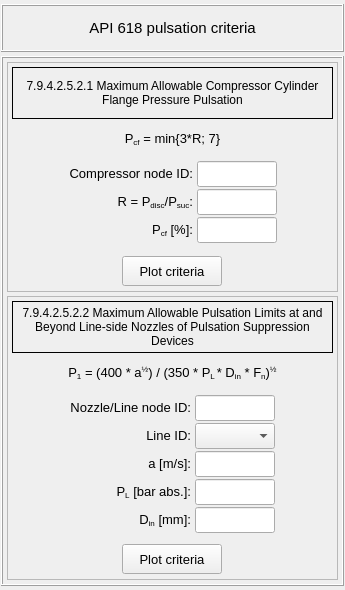
Old version of the form pulse/interface/data/ui_files/criterias/pulsation_criteria_widget.ui in the repository open-pulse/OpenPulse.
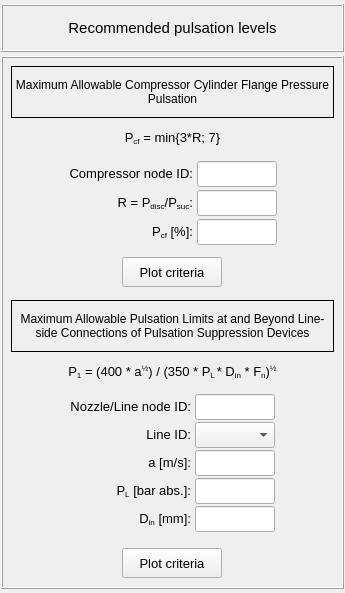
New version of the form.

Commit message: Adjustments on recommended pulsation levels widget

```diff
--- a/pulse/interface/data/ui_files/criterias/pulsation_criteria_widget.ui
+++ b/pulse/interface/data/ui_files/criterias/pulsation_criteria_widget.ui
@@ -7,7 +7,7 @@
     <x>0</x>
     <y>0</y>
     <width>345</width>
-    <height>590</height>
+    <height>593</height>
    </rect>
   </property>
   <property name="windowTitle">
@@ -61,7 +61,7 @@
          </font>
         </property>
         <property name="text">
-         <string>API 618 pulsation criteria</string>
+         <string>Recommended pulsation levels</string>
         </property>
         <property name="alignment">
          <set>Qt::AlignCenter</set>
@@ -98,7 +98,7 @@
       <item row="1" column="0">
        <widget class="QFrame" name="frame_14">
         <property name="frameShape">
-         <enum>QFrame::StyledPanel</enum>
+         <enum>QFrame::NoFrame</enum>
         </property>
         <property name="frameShadow">
          <enum>QFrame::Raised</enum>
@@ -443,6 +443,12 @@
          </item>
          <item row="3" column="0">
           <widget class="QFrame" name="frame_21">
+           <property name="minimumSize">
+            <size>
+             <width>0</width>
+             <height>40</height>
+            </size>
+           </property>
            <property name="maximumSize">
             <size>
              <width>16777215</width>
@@ -533,7 +539,7 @@
             <enum>QFrame::Box</enum>
            </property>
            <property name="text">
-            <string>7.9.4.2.5.2.2 Maximum Allowable Pulsation Limits at and Beyond Line-side Nozzles of Pulsation Suppression Devices</string>
+            <string>Maximum Allowable Pulsation Limits at and Beyond Line-side Connections of Pulsation Suppression Devices</string>
            </property>
            <property name="alignment">
             <set>Qt::AlignCenter</set>
@@ -558,7 +564,7 @@
          </size>
         </property>
         <property name="frameShape">
-         <enum>QFrame::StyledPanel</enum>
+         <enum>QFrame::NoFrame</enum>
         </property>
         <property name="frameShadow">
          <enum>QFrame::Raised</enum>
@@ -604,7 +610,7 @@
             <enum>QFrame::Box</enum>
            </property>
            <property name="text">
-            <string>7.9.4.2.5.2.1 Maximum Allowable Compressor Cylinder Flange Pressure Pulsation</string>
+            <string>Maximum Allowable Compressor Cylinder Flange Pressure Pulsation</string>
            </property>
            <property name="alignment">
             <set>Qt::AlignCenter</set>
@@ -869,6 +875,12 @@
          </item>
          <item row="3" column="0">
           <widget class="QFrame" name="frame_6">
+           <property name="minimumSize">
+            <size>
+             <width>0</width>
+             <height>40</height>
+            </size>
+           </property>
            <property name="maximumSize">
             <size>
              <width>16777215</width>
```
